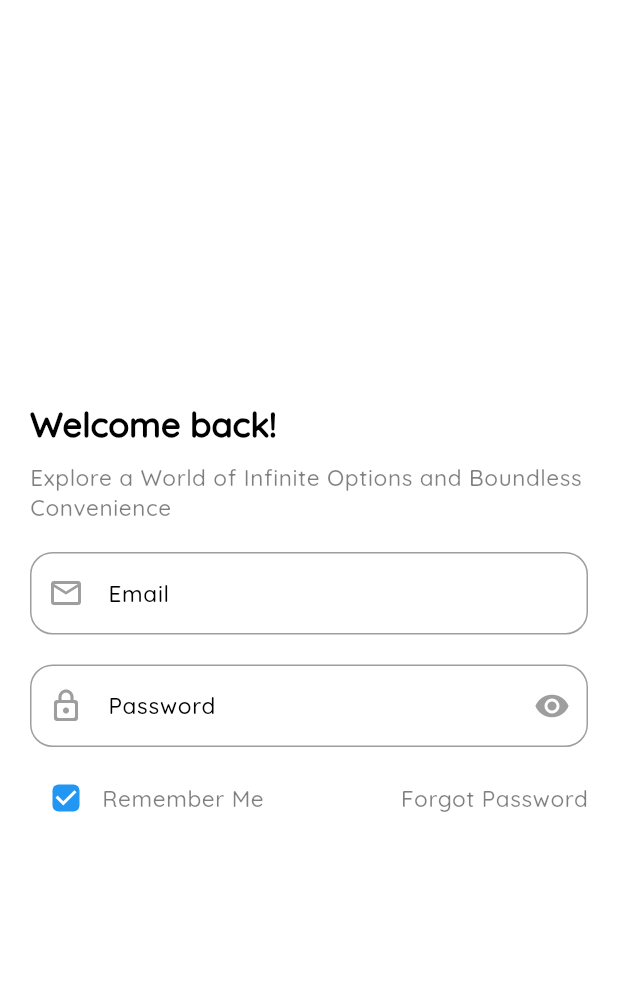
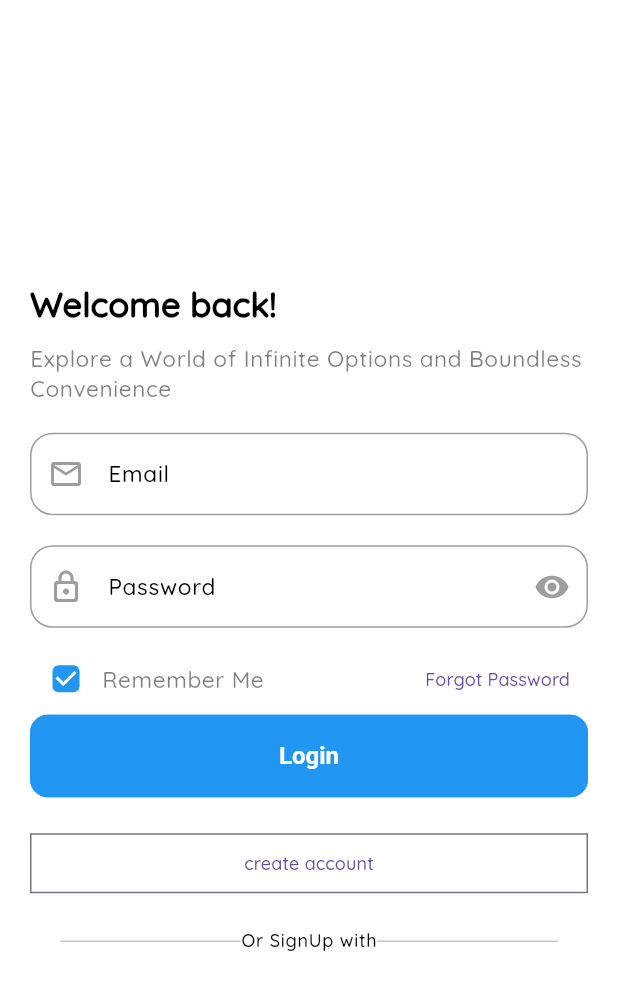
Before and after one commit to Marach8/CodeAlpha_Project_Name, a Flutter app: the LoginView screen opened directly, on a phone screen of 412 x 824 dp. Shown: the top 990 px of the screen. Run offline on Flutter 3.47's test engine with Material 3 defaults, Android fonts, the phone set to English and light mode, and no system bars; our stand-ins replace another_flushbar, bloc, cloud_firestore, dots_indicator, firebase_auth, firebase_core and 6 more; accounts and stored records are empty.

Commit message:
Worked on the login authentication

```diff
--- a/shop_all/lib/main.dart
+++ b/shop_all/lib/main.dart
@@ -1,5 +1,4 @@
 import 'package:flutter/material.dart';
-import 'package:shop_all/src/screens/authentication/login_screen.dart';
 import 'package:shop_all/src/screens/onboarding_screen/onboarding_page_view.dart';
 import 'package:shop_all/src/utils/themes/theme.dart';
 
@@ -17,7 +16,7 @@ class MyApp extends StatelessWidget {
       debugShowCheckedModeBanner: false,
       theme: AppTheme.lightTheme,
       darkTheme: AppTheme.darkTheme,
-      home: const LoginView(),
+      home: const OnboardingView(),
     );
   }
 }
--- a/shop_all/lib/src/screens/authentication/login_screen.dart
+++ b/shop_all/lib/src/screens/authentication/login_screen.dart
@@ -57,14 +57,41 @@ class LoginView extends StatelessWidget {
                               )
                             ],
                           ),
-                          Text(
-                            forgotPasswordString,
-                            style: Theme.of(context).textTheme.bodySmall
+                          TextButton(
+                            onPressed: (){},
+                            child: const Text(forgotPasswordString),
                           )
                         ],
-                      )
+                      ),
+                      SizedBox(
+                        width: double.infinity,
+                        child: ElevatedButton(
+                          onPressed: (){},
+                          child: const Text(loginString),
+                        ),
+                      ),
+                      const Gap(20),
+                      SizedBox(
+                        width: double.infinity,
+                        child: OutlinedButton(
+                          onPressed: (){},
+                          style: OutlinedButton.styleFrom(shape: const RoundedRectangleBorder()),
+                          child: const Text(signUpString),
+                        ),
+                      ),
                     ],
                   ),
+                ),
+                const Gap(20),
+                Row(
+                  children: [
+                    const Expanded(child: Divider(indent: 20,)),
+                    Text(
+                      orSignUpWithString,
+                      style: Theme.of(context).textTheme.labelMedium,
+                    ),
+                    const Expanded(child: Divider(endIndent: 20,))
+                  ]
                 )
               ],
             ),
--- a/shop_all/lib/src/screens/onboarding_screen/onboarding_controller.dart
+++ b/shop_all/lib/src/screens/onboarding_screen/onboarding_controller.dart
@@ -1,5 +1,6 @@
 import 'package:flutter/material.dart';
 import 'package:get/get.dart';
+import 'package:shop_all/src/screens/authentication/login_screen.dart';
 
 class OnboardingController extends GetxController{
   static OnboardingController get instance => Get.find();
@@ -16,7 +17,7 @@ class OnboardingController extends GetxController{
 
   void goToNextPage() async{
     if(indexOfCurrentPage.value == 2){
-      //Get.to(LoginScreen());
+      await Get.offAll(const LoginView());
     }
     else{
       await pageController.nextPage(
--- a/shop_all/lib/src/utils/constants/strings/text_strings.dart
+++ b/shop_all/lib/src/utils/constants/strings/text_strings.dart
@@ -13,3 +13,6 @@ const emailString = 'Email';
 const passwordString = 'Password';
 const rememberMeString = 'Remember Me';
 const forgotPasswordString = 'Forgot Password';
+const loginString = 'Login';
+const signUpString = 'create account';
+const orSignUpWithString = 'Or SignUp with';
```
